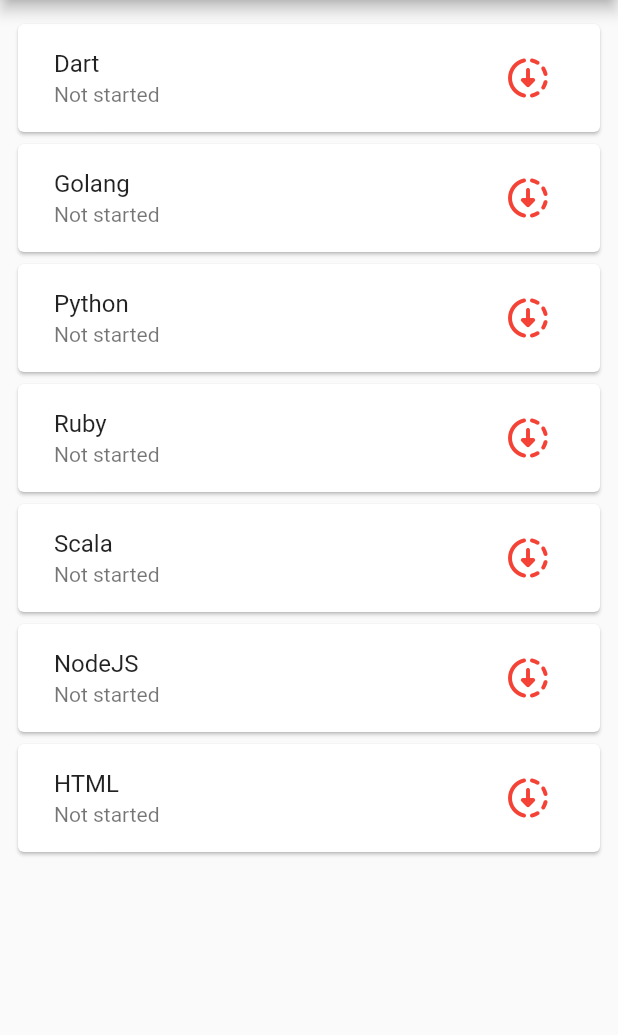
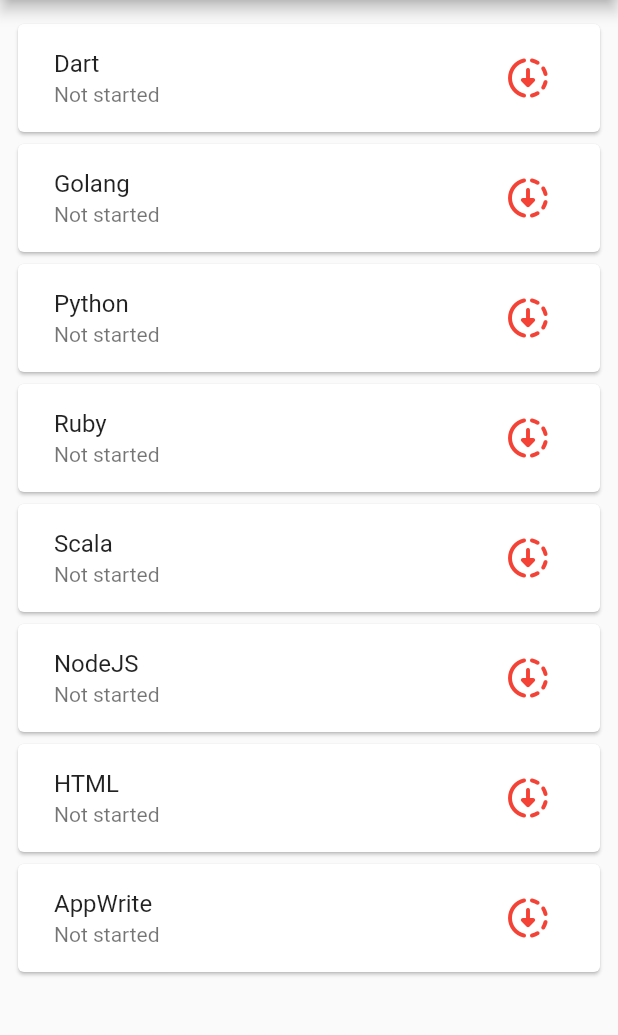
Before and after one commit to starkdmi/flutter_download_manager, a Flutter app: the DownloadList screen opened by its route, on a phone screen of 412 x 824 dp, the part 84-1119 px from its top. Run offline on Flutter 3.47's test engine with Material 2 defaults, Android fonts, the phone set to English and light mode, and no system bars; our stand-ins replace open_file; missing offline and left inert: isolated_download_manager.

Commit message:
update example

```diff
--- a/examples/complex/lib/globals.dart
+++ b/examples/complex/lib/globals.dart
@@ -15,7 +15,8 @@ class Globals {
     "Ruby": "https://cache.ruby-lang.org/pub/ruby/3.1/ruby-3.1.2.tar.gz",
     "Scala": "https://github.com/lampepfl/dotty/releases/download/3.1.3/scala3-3.1.3.zip",
     "NodeJS": "https://nodejs.org/dist/v16.15.1/node-v16.15.1.pkg",
-    "HTML": "https://not.found/html.txt"
+    "HTML": "https://not.found/html.txt",
+    "AppWrite": "http://80.93.19.105/v1/storage/buckets/62d2cf77ddcb2ec5beb7/files/62d414715c3cdd12a58b/download?project=62d1cb9f57f67ad7b71c" // TODO BUG - ONLY PART DOWNLOADED AT ALL
   };
 
   static Future<void> init() async {
--- a/examples/complex/pubspec.yaml
+++ b/examples/complex/pubspec.yaml
@@ -31,13 +31,14 @@ dependencies:
     sdk: flutter
 
   isolated_download_manager:
-    path: ../../
+    path: /Users/starkdmi/Code/Languages/Dart/download_manager
     # git:
     #   url: https://github.com/starkdmi/download_manager
     #   ref: main
 
   flutter_download_manager:
-    path: /Users/starkdmi/Code/Languages/Dart/download_manager_flutter
+    path: ../../
+    # path: /Users/starkdmi/Code/Languages/Dart/download_manager_flutter
     # git:
     #   url: https://github.com/starkdmi/flutter_download_manager
     #   ref: main
```
Also changed, not shown: examples/complex/pubspec.lock.
